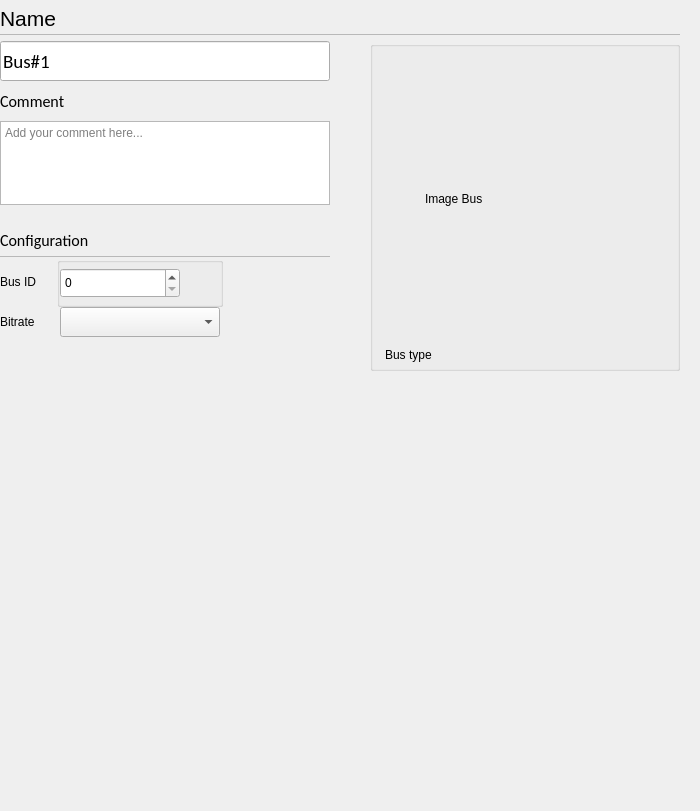
Above: opensyde_tool/src/system_definition/bus_edit/C_SdBueBusEditPropertiesWidget.ui from openSYDE/openSYDE before the change. Below: the same form after it.
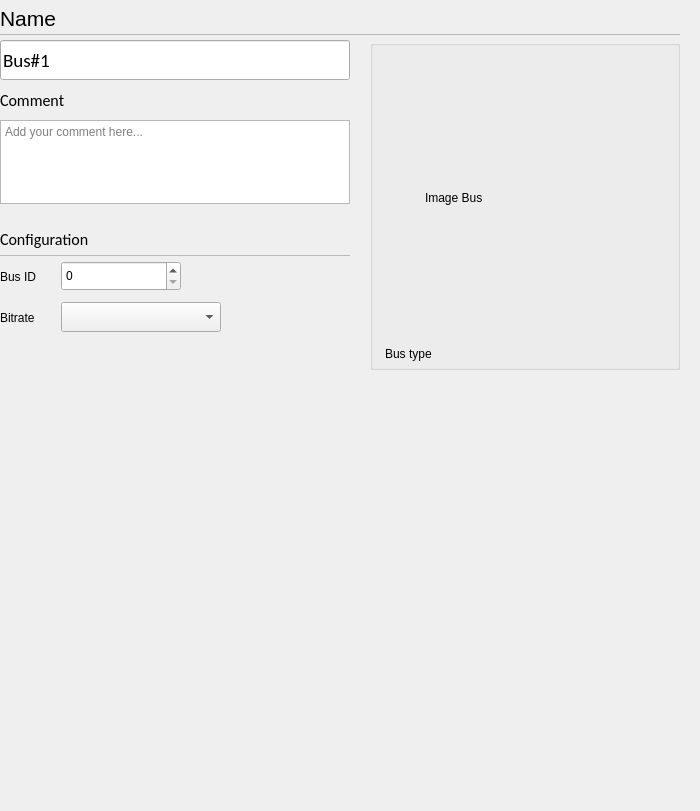
That is the form after the change. Custom widgets are drawn as their Qt base class.

What changed in the file:
```diff
--- a/opensyde_tool/src/system_definition/bus_edit/C_SdBueBusEditPropertiesWidget.ui
+++ b/opensyde_tool/src/system_definition/bus_edit/C_SdBueBusEditPropertiesWidget.ui
@@ -123,7 +123,7 @@
         <number>0</number>
        </property>
        <property name="topMargin">
-        <number>6</number>
+        <number>5</number>
        </property>
        <item>
         <layout class="QVBoxLayout" name="verticalLayout" stretch="0,0,0,0,0,0,1">
@@ -333,66 +333,33 @@
           </layout>
          </item>
          <item>
-          <layout class="QHBoxLayout" name="horizontalLayout_5" stretch="0,0,1">
-           <property name="spacing">
-            <number>6</number>
-           </property>
-           <item>
-            <layout class="QVBoxLayout" name="verticalLayout_23">
-             <property name="spacing">
-              <number>0</number>
-             </property>
-             <item>
-              <layout class="QHBoxLayout" name="horizontalLayout_19" stretch="0,0">
-               <property name="spacing">
-                <number>6</number>
-               </property>
+          <layout class="QGridLayout" name="gridLayout">
                <property name="topMargin">
-                <number>9</number>
-               </property>
-               <item>
-                <widget class="stw_opensyde_gui_elements::C_OgeLabGroupItem" name="pc_LabelBusID">
+            <number>5</number>
+           </property>
+           <property name="horizontalSpacing">
+            <number>25</number>
+           </property>
+           <property name="verticalSpacing">
+            <number>10</number>
+           </property>
+           <item row="0" column="1">
+            <widget class="stw_opensyde_gui_elements::C_OgeSpxNumber" name="pc_SpinBoxBusId">
                  <property name="minimumSize">
                   <size>
-                   <width>0</width>
-                   <height>31</height>
+               <width>120</width>
+               <height>30</height>
                   </size>
                  </property>
                  <property name="maximumSize">
                   <size>
-                   <width>16777215</width>
-                   <height>31</height>
-                  </size>
-                 </property>
-                 <property name="text">
-                  <string>Bus ID</string>
-                 </property>
-                </widget>
-               </item>
-               <item>
-                <spacer name="horizontalSpacer_24">
-                 <property name="orientation">
-                  <enum>Qt::Horizontal</enum>
-                 </property>
-                 <property name="sizeHint" stdset="0">
-                  <size>
-                   <width>15</width>
-                   <height>1</height>
-                  </size>
-                 </property>
-                </spacer>
-               </item>
-              </layout>
-             </item>
-             <item>
-              <layout class="QHBoxLayout" name="horizontalLayout_23" stretch="0,0">
-               <property name="spacing">
-                <number>6</number>
-               </property>
-               <property name="topMargin">
-                <number>9</number>
-               </property>
-               <item>
+               <width>120</width>
+               <height>30</height>
+              </size>
+             </property>
+            </widget>
+           </item>
+           <item row="1" column="0">
                 <widget class="stw_opensyde_gui_elements::C_OgeLabGroupItem" name="pc_LabelBitRate">
                  <property name="minimumSize">
                   <size>
@@ -411,97 +378,26 @@
                  </property>
                 </widget>
                </item>
-               <item>
-                <spacer name="horizontalSpacer_23">
-                 <property name="orientation">
-                  <enum>Qt::Horizontal</enum>
-                 </property>
-                 <property name="sizeHint" stdset="0">
-                  <size>
-                   <width>15</width>
-                   <height>1</height>
-                  </size>
-                 </property>
-                </spacer>
-               </item>
-              </layout>
-             </item>
-            </layout>
-           </item>
-           <item>
-            <layout class="QVBoxLayout" name="verticalLayout_4">
-             <property name="spacing">
-              <number>0</number>
-             </property>
-             <property name="sizeConstraint">
-              <enum>QLayout::SetMinimumSize</enum>
-             </property>
-             <item>
-              <widget class="stw_opensyde_gui_elements::C_OgeGbxTransparent" name="pc_ApplicationGroup">
-               <property name="title">
-                <string/>
-               </property>
-               <layout class="QVBoxLayout" name="verticalLayout_25">
-                <property name="spacing">
-                 <number>6</number>
-                </property>
-                <property name="leftMargin">
-                 <number>0</number>
-                </property>
-                <property name="topMargin">
-                 <number>0</number>
-                </property>
-                <property name="rightMargin">
-                 <number>0</number>
-                </property>
-                <property name="bottomMargin">
-                 <number>0</number>
-                </property>
-                <item>
-                 <layout class="QHBoxLayout" name="horizontalLayout_11" stretch="0,0">
-                  <property name="spacing">
-                   <number>0</number>
-                  </property>
-                  <item>
-                   <widget class="stw_opensyde_gui_elements::C_OgeSpxNumber" name="pc_SpinBoxBusId">
+           <item row="0" column="0">
+            <widget class="stw_opensyde_gui_elements::C_OgeLabGroupItem" name="pc_LabelBusID">
                     <property name="minimumSize">
                      <size>
-                      <width>120</width>
-                      <height>30</height>
+               <width>0</width>
+               <height>31</height>
                      </size>
                     </property>
                     <property name="maximumSize">
                      <size>
-                      <width>120</width>
-                      <height>30</height>
-                     </size>
-                    </property>
-                   </widget>
-                  </item>
-                  <item>
-                   <spacer name="horizontalSpacer">
-                    <property name="orientation">
-                     <enum>Qt::Horizontal</enum>
-                    </property>
-                    <property name="sizeType">
-                     <enum>QSizePolicy::MinimumExpanding</enum>
-                    </property>
-                    <property name="sizeHint" stdset="0">
-                     <size>
-                      <width>40</width>
-                      <height>20</height>
-                     </size>
-                    </property>
-                   </spacer>
-                  </item>
-                 </layout>
-                </item>
-               </layout>
-              </widget>
-             </item>
-             <item>
-              <layout class="QHBoxLayout" name="horizontalLayout_22" stretch="0">
-               <item>
+               <width>16777215</width>
+               <height>31</height>
+              </size>
+             </property>
+             <property name="text">
+              <string>Bus ID</string>
+             </property>
+            </widget>
+           </item>
+           <item row="1" column="1">
                 <widget class="stw_opensyde_gui_elements::C_OgeCbxText" name="pc_ComboBoxBitRate">
                  <property name="minimumSize">
                   <size>
@@ -517,11 +413,7 @@
                  </property>
                 </widget>
                </item>
-              </layout>
-             </item>
-            </layout>
-           </item>
-           <item>
+           <item row="0" column="2">
             <spacer name="horizontalSpacer_19">
              <property name="orientation">
               <enum>Qt::Horizontal</enum>
@@ -564,7 +456,7 @@
          </property>
          <property name="sizeHint" stdset="0">
           <size>
-           <width>40</width>
+           <width>20</width>
            <height>20</height>
           </size>
          </property>
@@ -709,15 +601,9 @@
  </widget>
  <customwidgets>
   <customwidget>
-   <class>stw_opensyde_gui_elements::C_OgeLabSvgOnly</class>
+   <class>stw_opensyde_gui_elements::C_OgeLabGroupItem</class>
    <extends>QLabel</extends>
-   <header>C_OgeLabSvgOnly.h</header>
-  </customwidget>
-  <customwidget>
-   <class>stw_opensyde_gui_elements::C_OgeGbxTransparent</class>
-   <extends>QGroupBox</extends>
-   <header>C_OgeGbxTransparent.h</header>
-   <container>1</container>
+   <header>C_OgeLabGroupItem.h</header>
   </customwidget>
   <customwidget>
    <class>stw_opensyde_gui_elements::C_OgeFraSeparator</class>
@@ -726,20 +612,15 @@
    <container>1</container>
   </customwidget>
   <customwidget>
-   <class>stw_opensyde_gui_elements::C_OgeLabGroupItem</class>
+   <class>stw_opensyde_gui_elements::C_OgeLabHeadingGroupBold</class>
    <extends>QLabel</extends>
-   <header>C_OgeLabGroupItem.h</header>
+   <header>C_OgeLabHeadingGroupBold.h</header>
   </customwidget>
   <customwidget>
    <class>stw_opensyde_gui_elements::C_OgeCbxText</class>
    <extends>QComboBox</extends>
    <header>C_OgeCbxText.h</header>
   </customwidget>
-  <customwidget>
-   <class>stw_opensyde_gui_elements::C_OgeLabHeadingGroupBold</class>
-   <extends>QLabel</extends>
-   <header>C_OgeLabHeadingGroupBold.h</header>
-  </customwidget>
   <customwidget>
    <class>stw_opensyde_gui_elements::C_OgeGbxGrayed</class>
    <extends>QGroupBox</extends>
@@ -756,6 +637,11 @@
    <extends>QLineEdit</extends>
    <header>C_OgeLePropertiesName.h</header>
   </customwidget>
+  <customwidget>
+   <class>stw_opensyde_gui_elements::C_OgeLabSvgOnly</class>
+   <extends>QLabel</extends>
+   <header>C_OgeLabSvgOnly.h</header>
+  </customwidget>
   <customwidget>
    <class>stw_opensyde_gui_elements::C_OgeSpxNumber</class>
    <extends>QSpinBox</extends>
```
Lines whose indentation alone changed are shown as unchanged.
